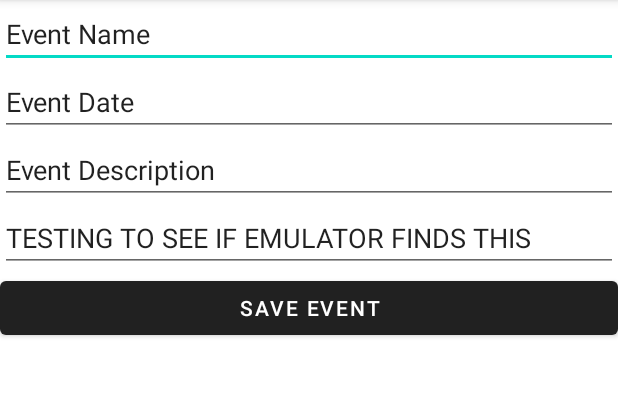
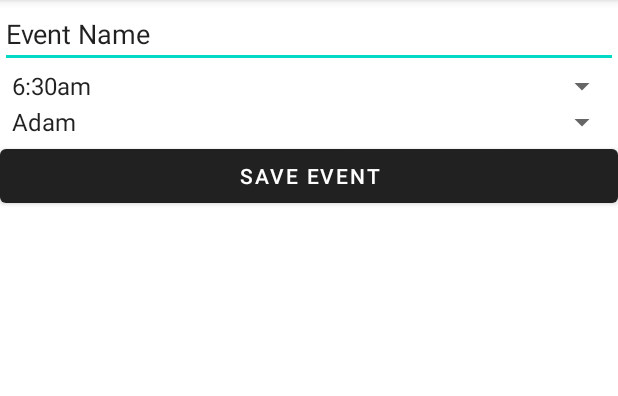
Before and after one commit to wlhoyt/CS495, an Android app: the addCalenderEvent screen opened directly, with no data from a screen before it, on a phone screen of 412 x 824 dp, the part 84-480 px from its top. Run offline under Robolectric (Android 15) with nearby library versions, the phone set to English and light mode, and no system bars.

Commit message:
submit for testing

```diff
--- a/app/src/main/java/com/example/candor365/CalendarActivity.java
+++ b/app/src/main/java/com/example/candor365/CalendarActivity.java
@@ -13,12 +13,15 @@ import java.util.ArrayList;
 import java.util.List;
 import java.util.Map;
 
+import static com.example.candor365.Database.readClassDb;
+
 
 public class CalendarActivity extends AppCompatActivity {
     private Button backButton;
     private Button addEventButton;
     private CalendarView eventCalendar;
     private TextView classView;
+    private static String date="";
     static String TAG = "Calendar Activity";
 
     private View.OnClickListener backButtonListener = new View.OnClickListener() {
@@ -60,14 +63,14 @@ public class CalendarActivity extends AppCompatActivity {
             @Override
             public void onSelectedDayChange(@NonNull CalendarView view, int year, int month, int dayOfMonth) {
                 classView = (TextView) findViewById(R.id.classEvent);
-                String date = year + ""+ (month+1) + dayOfMonth;
+                date = year + ""+ (month+1) + dayOfMonth;
                 classView.setText("");
                 List<String> times = new ArrayList<>();
                 times.add("6:30");
                 times.add("7:30");
                 times.add("8:30");
                 for (String time : times) {
-                    Database.readClassDb(date, time, new readCallBack() {
+                    readClassDb(date, time, new readCallBack() {
                         @Override
                         public void onCallBack(Map dataMap) {
                             if (dataMap != null)
@@ -76,18 +79,11 @@ public class CalendarActivity extends AppCompatActivity {
                         }
                     });
                 }
-//
-//                if (data != null) {
-//                    Log.d(TAG, "Data has been populated");
-//                    classView.setText(data.toString());
-//                }
-//                else {
-//                    Log.w(TAG, "Could not read Database");
-//                }
-
             }
         });
-        //Database.readClassDb("danielsClass");
     }
 
+    public static String getDate(){
+        return date;
+    }
 }
--- a/app/src/main/java/com/example/candor365/Database.java
+++ b/app/src/main/java/com/example/candor365/Database.java
@@ -34,8 +34,8 @@ class Database {
         db = FirebaseFirestore.getInstance();
     }
 
-    static void writeClassDb(Map docData, String date){
-        db.collection("classesByDate").document(date).collection("6:30").document("ClassInfo").set(docData);
+    static void writeClassDb(Map docData, String time, String date){
+        db.collection("classesByDate").document(date).collection(time).document("ClassInfo").set(docData);
         //need error checking
     }
 
--- a/app/src/main/java/com/example/candor365/addCalenderEvent.java
+++ b/app/src/main/java/com/example/candor365/addCalenderEvent.java
@@ -4,26 +4,45 @@ import androidx.appcompat.app.AppCompatActivity;
 import android.content.Intent;
 import android.os.Bundle;
 import android.view.View;
+import android.widget.AdapterView;
+import android.widget.ArrayAdapter;
 import android.widget.Button;
+import android.widget.Spinner;
 import android.widget.TextView;
+
+import java.util.Calendar;
 import java.util.HashMap;
 import java.util.Map;
 
 public class addCalenderEvent extends AppCompatActivity {
 
     private TextView eventName;
-    private TextView eventDate;
-    private TextView eventDescr;
+    private Spinner class_time;
+    private Spinner coaches;
     private Button saveEventButton;
-    String event_title = "";
+    String class_time_string = "";
+    String coach_string ="";
+    String date = CalendarActivity.getDate();
 
     @Override
     protected void onCreate(Bundle savedInstanceState) {
         super.onCreate(savedInstanceState);
         setContentView(R.layout.activity_add_calender_event);
         eventName  = (TextView) findViewById(R.id.event_name);
-        eventDate  = (TextView) findViewById(R.id.event_date);
-        eventDescr = (TextView) findViewById(R.id.event_description);
+        class_time = (Spinner) findViewById(R.id.class_time_spinner);
+        ArrayAdapter<CharSequence> adapter = ArrayAdapter.createFromResource(this,
+                R.array.class_time_array, android.R.layout.simple_spinner_item);
+        adapter.setDropDownViewResource(android.R.layout.simple_spinner_dropdown_item);
+        class_time.setAdapter(adapter);
+        class_time.setOnItemSelectedListener(timeListener);
+
+        coaches = (Spinner) findViewById(R.id.coaches_spinner);
+        ArrayAdapter<CharSequence> coachesadapter = ArrayAdapter.createFromResource(this,
+                R.array.coaches_array, android.R.layout.simple_spinner_item);
+        adapter.setDropDownViewResource(android.R.layout.simple_spinner_dropdown_item);
+        coaches.setAdapter(coachesadapter);
+        class_time.setOnItemSelectedListener(coachesListener);
+
         saveEventButton = (Button) findViewById(R.id.save_event);
         saveEventButton.setOnClickListener(saveEventListener);
 
@@ -35,21 +54,44 @@ public class addCalenderEvent extends AppCompatActivity {
         }
     };
 
+    private Spinner.OnItemSelectedListener timeListener = new Spinner.OnItemSelectedListener(){
+        @Override
+        public void onItemSelected(AdapterView<?> parentView, View selectedItemView, int position, long id) {
+            class_time_string = parentView.getItemAtPosition(position).toString();
+        }
+
+        @Override
+        public void onNothingSelected(AdapterView<?> parentView) {
+            // your code here
+        }
+    };
+
+    private Spinner.OnItemSelectedListener coachesListener = new Spinner.OnItemSelectedListener(){
+        @Override
+        public void onItemSelected(AdapterView<?> parentView, View selectedItemView, int position, long id) {
+            coach_string = parentView.getItemAtPosition(position).toString();
+        }
+
+        @Override
+        public void onNothingSelected(AdapterView<?> parentView) {
+            // your code here
+        }
+    };
+
     private void saveEvent(){
         //saves the info of the event and writes it to the database
         String event_name = eventName.getText().toString();
-        String event_date = eventDate.getText().toString();
-        String event_descr = eventDescr.getText().toString();
+        String coach = coach_string;
+        String time = class_time_string;
         int nfcID= 4;
 
         Map<String, Object> data = new HashMap<>();
 
         data.put("event_name", event_name);
-        data.put("event_date", event_date);
-        data.put("event_descr", event_descr);
+        data.put("coach", coach);
         data.put("nfcID", nfcID);
 
-        Database.writeClassDb(data, event_date);
+        Database.writeClassDb(data, time ,date);
         startActivity(new Intent(addCalenderEvent.this, CalendarActivity.class));
         finish();
     }
--- a/app/src/main/res/layout/activity_add_calender_event.xml
+++ b/app/src/main/res/layout/activity_add_calender_event.xml
@@ -15,31 +15,18 @@
         android:text="@string/event_name"
         android:importantForAutofill="no" />
 
-    <EditText
-        android:id="@+id/event_date"
-        android:layout_width="match_parent"
-        android:layout_height="wrap_content"
-        android:ems="10"
-        android:inputType="date|datetime"
-        android:text="@string/event_date"
-        android:importantForAutofill="no" />
+    <Spinner
+        android:id="@+id/class_time_spinner"
+        android:layout_width="fill_parent"
+        android:layout_height="wrap_content" />
 
-    <EditText
-        android:id="@+id/event_description"
-        android:layout_width="match_parent"
-        android:layout_height="wrap_content"
-        android:ems="10"
-        android:inputType="textShortMessage"
-        android:text="@string/event_description"
-        android:importantForAutofill="no" />
 
-    <EditText
-        android:id="@+id/event_test"
-        android:layout_width="match_parent"
-        android:layout_height="wrap_content"
-        android:ems="10"
-        android:inputType="textPersonName"
-        android:text="TESTING TO SEE IF EMULATOR FINDS THIS" />
+    <Spinner
+        android:id="@+id/coaches_spinner"
+        android:layout_width="fill_parent"
+        android:layout_height="wrap_content" />
+
+
 
     <Button
         android:id="@+id/save_event"
--- a/app/src/main/res/values/strings.xml
+++ b/app/src/main/res/values/strings.xml
@@ -16,4 +16,17 @@
     <string name="event_name">Event Name</string>
     <string name="event_date">Event Date</string>
     <string name="event_description">Event Description</string>
+    <string-array name="class_time_array">
+        <item>6:30am</item>
+        <item>8:30am</item>
+        <item>4:30pm</item>
+        <item>5:30pm</item>
+    </string-array>
+    <string-array name="coaches_array">
+        <item>Adam</item>
+        <item>Jenny</item>
+        <item>Chris</item>
+        <item>Allie</item>
+    </string-array>
+
 </resources>
--- a/build.gradle
+++ b/build.gradle
@@ -8,7 +8,7 @@ buildscript {
 
     }
     dependencies {
-        classpath 'com.android.tools.build:gradle:3.6.1'
+        classpath 'com.android.tools.build:gradle:3.6.2'
         classpath 'com.google.gms:google-services:4.3.3'
 
         classpath 'com.google.api-client:google-api-client:1.30.2'
```
